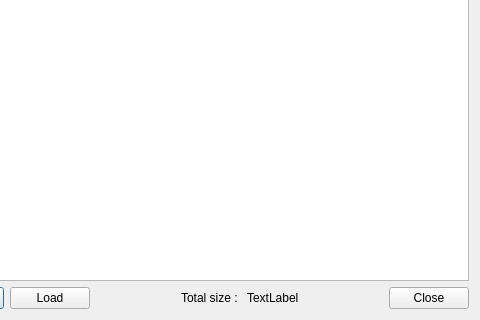
Old version of the form cdssmanager.ui in the repository PavelMr/skytechx; both pictures show x 103 to 583 and y 265 to 585 of the 583 by 585 pixel window.
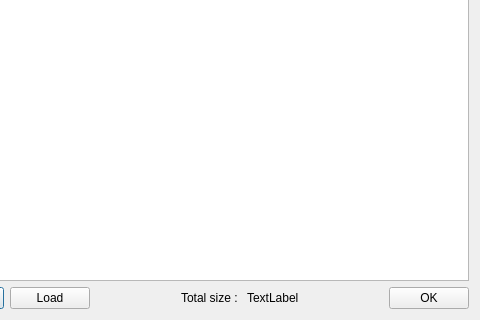
New version of the form.

Diff of the .ui file:
```diff
--- a/cdssmanager.ui
+++ b/cdssmanager.ui
@@ -93,7 +93,7 @@
      <item>
       <widget class="QPushButton" name="pushButton">
        <property name="text">
-        <string>Close</string>
+        <string>OK</string>
        </property>
       </widget>
      </item>
```
